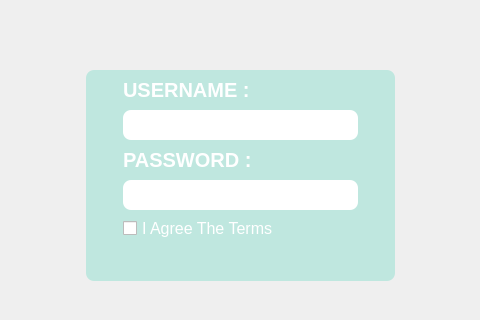
This is signup.ui in ItsArtaz/cinema_management as Qt 5 draws it before an edit; both pictures show x 159 to 639 and y 127 to 447 of the 813 by 620 pixel window. The edited form follows.
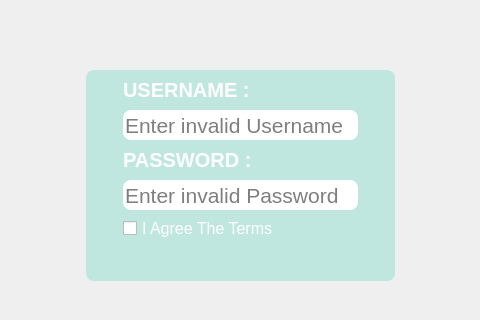
This is the edited form. Icons and pictures are not drawn.

Diff of the .ui file:
```diff
--- a/signup.ui
+++ b/signup.ui
@@ -258,6 +258,9 @@
             <property name="statusTip">
              <string>Enter Your Username</string>
             </property>
+            <property name="placeholderText">
+             <string>Enter invalid Username</string>
+            </property>
            </widget>
           </item>
           <item row="3" column="0">
@@ -293,6 +296,9 @@
             <property name="echoMode">
              <enum>QLineEdit::Password</enum>
             </property>
+            <property name="placeholderText">
+             <string>Enter invalid Password</string>
+            </property>
            </widget>
           </item>
           <item row="6" column="0">
```
